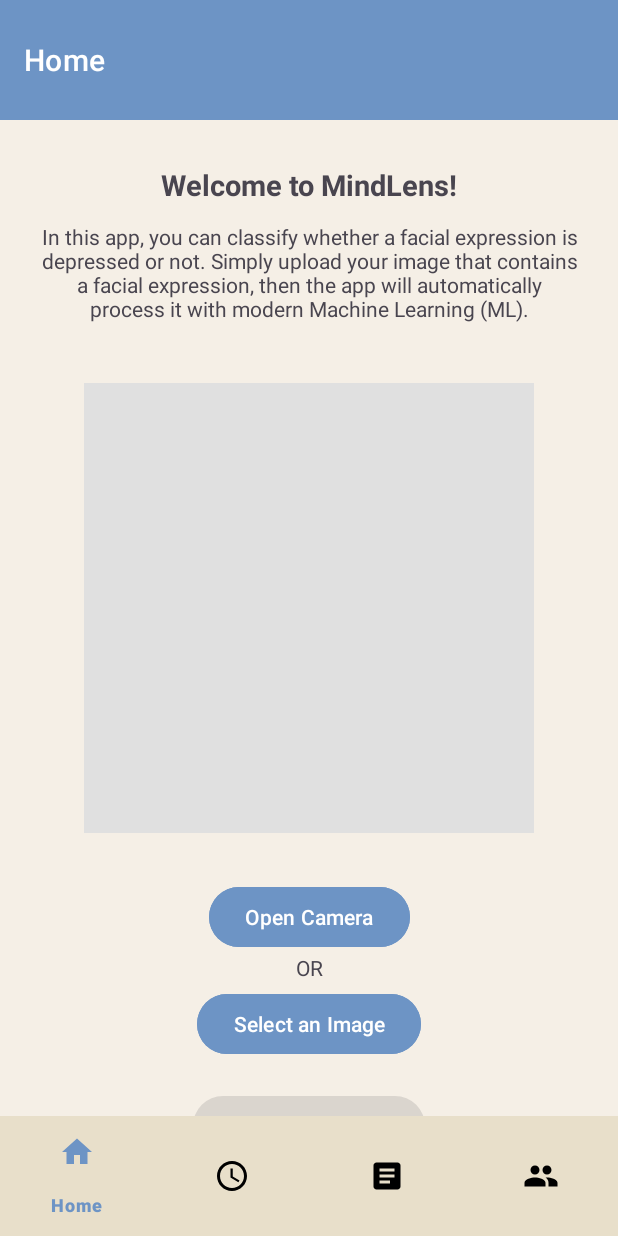
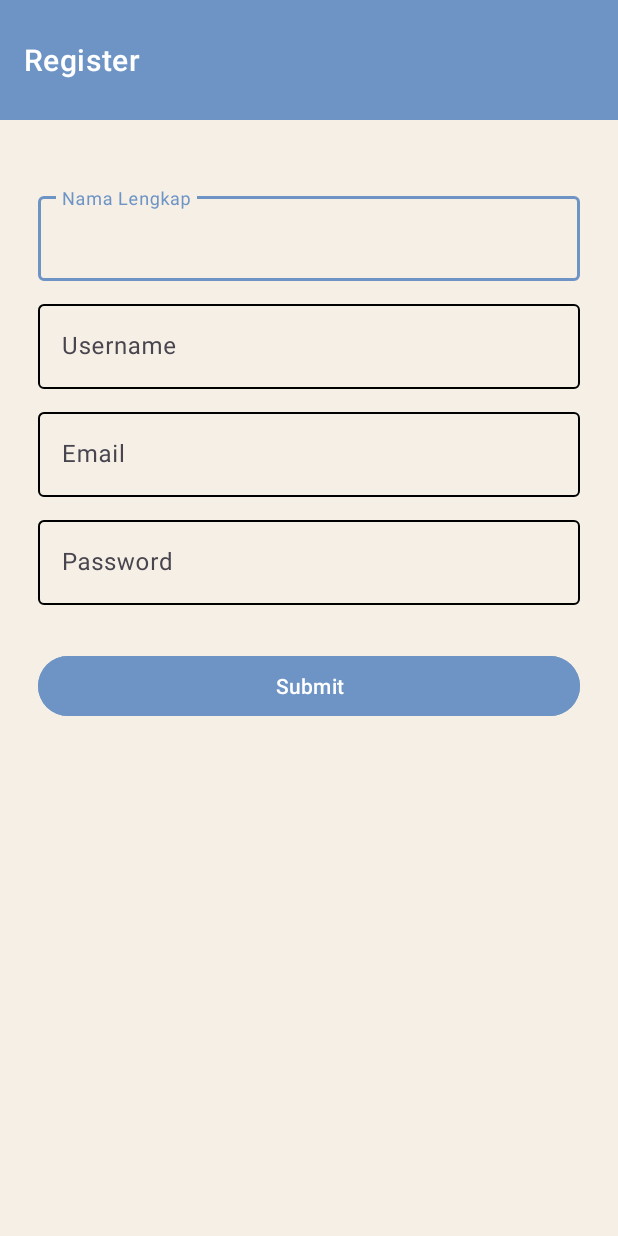
Before and after one commit to henrysalim/map-midterm-exam, an Android app: the screen it shows after launch (MainActivity), on a phone screen of 412 x 824 dp. Run offline under Robolectric (Android 15) with nearby library versions, the light colour scheme and no system bars; our stand-ins replace navigation-ui.

Commit message:
fix button color in article detail; added dummy login and register

```diff
--- a/app/src/main/java/com/example/midtermexam/MainActivity.kt
+++ b/app/src/main/java/com/example/midtermexam/MainActivity.kt
@@ -3,6 +3,7 @@
 import android.os.Bundle
 import android.view.View
 import androidx.appcompat.app.AppCompatActivity
+import androidx.navigation.NavController
 import androidx.navigation.fragment.NavHostFragment
 import androidx.navigation.ui.AppBarConfiguration
 import androidx.navigation.ui.setupActionBarWithNavController
@@ -11,23 +12,29 @@
 import com.google.android.material.appbar.MaterialToolbar
 
 class MainActivity : AppCompatActivity() {
+    // inisialisasi variabel untuk kemudian diinisasi saat create (onCreate())
+    private lateinit var navController: NavController
+    private lateinit var navHostFragment: NavHostFragment
+    private lateinit var bottomNavView: BottomNavigationView
+    private lateinit var toolbar: MaterialToolbar
+    private lateinit var appBarConfiguration: AppBarConfiguration
 
     override fun onCreate(savedInstanceState: Bundle?) {
         super.onCreate(savedInstanceState)
         setContentView(R.layout.activity_main)
 
         // 1. Inisialisasi semua komponen UI
-        val navHostFragment = supportFragmentManager.findFragmentById(R.id.nav_host_fragment) as NavHostFragment
-        val navController = navHostFragment.navController
-        val bottomNavView = findViewById<BottomNavigationView>(R.id.bottom_navigation)
-        val toolbar = findViewById<MaterialToolbar>(R.id.toolbar)
+        navHostFragment = supportFragmentManager.findFragmentById(R.id.nav_host_fragment) as NavHostFragment
+        navController = navHostFragment.navController
+        bottomNavView = findViewById(R.id.bottom_navigation)
+        toolbar = findViewById(R.id.toolbar)
 
         // 2. Jadikan Toolbar sebagai Action Bar utama aplikasi
         setSupportActionBar(toolbar)
 
         // 3. Konfigurasi halaman mana yang dianggap "level atas" (tidak punya tombol kembali)
         // Ganti ID ini sesuai dengan ID fragment di menu bawah Anda
-        val appBarConfiguration = AppBarConfiguration(
+        appBarConfiguration = AppBarConfiguration(
             setOf(R.id.homeFragment, R.id.articleFragment)
         )
 
@@ -35,16 +42,23 @@
         setupActionBarWithNavController(navController, appBarConfiguration)
         bottomNavView.setupWithNavController(navController)
 
+        // atur visibilitas support action bar dan bottom nav view
         navController.addOnDestinationChangedListener { _, destination, _ ->
-            when (destination.id) {
-                R.id.profileFragment -> {
-                    toolbar.visibility = View.GONE
-                }
-                else -> {
-                    toolbar.visibility = View.VISIBLE
-                }
+            // jika di halaman detail article, tampilkan tombol back pada support action bar
+            if (destination.id == R.id.articleDetailFragment) {
+                supportActionBar?.setDisplayHomeAsUpEnabled(true)
+
+            // selain di halaman detail article, jangan tampilkan tombol back
+            } else {
+                supportActionBar?.setDisplayHomeAsUpEnabled(false)
             }
+
+            // jika sedang di halaman login/register, jangan tampilkan bottom nav view
+            if (destination.id == R.id.loginFragment || destination.id == R.id.registerFragment) {
+                bottomNavView.visibility = View.GONE
+            } else bottomNavView.visibility = View.VISIBLE
         }
+
     }
 
     /**
@@ -52,8 +66,6 @@
      * Ini akan menangani aksi klik pada panah kembali.
      */
     override fun onSupportNavigateUp(): Boolean {
-        val navHostFragment = supportFragmentManager.findFragmentById(R.id.nav_host_fragment) as NavHostFragment
-        val navController = navHostFragment.navController
         return navController.navigateUp() || super.onSupportNavigateUp()
     }
 }
--- a/app/src/main/java/com/example/midtermexam/model/ArticleViewModel.kt
+++ b/app/src/main/java/com/example/midtermexam/model/ArticleViewModel.kt
@@ -22,7 +22,7 @@
     val errorMessage: LiveData<String?> = _errorMessage
 
     var currentPage = 1
-    var apiQuery = "\"kesehatan mental\" OR \"stres\" OR \"kecemasan\""
+    var apiQuery = "\"kesehatan mental\" OR \"psikologis\" OR \"kecemasan\" OR \"emosi\" OR \"depresi\""
 
     fun fetchArticles(page: Int, apiKey: String) {
         _isLoading.value = true
--- /dev/null
+++ b/app/src/main/java/com/example/midtermexam/ui/auth/RegisterFragment.kt
@@ -0,0 +1,87 @@
+package com.example.midtermexam.ui.auth
+
+import android.os.Bundle
+import android.util.Log
+import androidx.fragment.app.Fragment
+import android.view.LayoutInflater
+import android.view.View
+import android.view.ViewGroup
+import android.widget.Button
+import android.widget.TextView
+import android.widget.Toast
+import androidx.fragment.app.activityViewModels
+import androidx.navigation.fragment.findNavController
+import com.example.midtermexam.R
+import com.example.midtermexam.model.AuthViewModel
+import com.google.android.material.textfield.TextInputEditText
+
+class RegisterFragment : Fragment() {
+    // buat variabel untuk menampung elemen-elemen
+    private lateinit var fullName: TextInputEditText
+    private lateinit var username: TextInputEditText
+    private lateinit var email: TextInputEditText
+    private lateinit var password: TextInputEditText
+    private lateinit var registerBtn: Button
+
+    // buat variabel dari AuthViewModel
+    private val authViewModel: AuthViewModel by activityViewModels()
+
+    override fun onViewCreated(view: View, savedInstanceState: Bundle?) {
+        super.onViewCreated(view, savedInstanceState)
+
+        // cari elemen berdasarkan ID nya
+        registerBtn = view.findViewById(R.id.registerBtn)
+        fullName = view.findViewById(R.id.editTextFullName)
+        username = view.findViewById(R.id.editTextUsername)
+        email = view.findViewById(R.id.editTextEmail)
+        password = view.findViewById(R.id.editTextPassword)
+
+        // tambahkan on click listener ke button register
+        registerBtn.setOnClickListener { register() }
+    }
+
+    override fun onCreateView(
+        inflater: LayoutInflater, container: ViewGroup?,
+        savedInstanceState: Bundle?
+    ): View? {
+        // Inflate the layout for this fragment
+        return inflater.inflate(R.layout.fragment_register, container, false)
+    }
+
+    private fun register() {
+        // ambil nilai dari input
+        val fullName = fullName.text.toString()
+        val username = username.text.toString()
+        val email = email.text.toString()
+        val password = password.text.toString()
+
+        // jika semua input tidak null
+        if (fullName.isNotBlank() && username.isNotBlank() && email.isNotBlank() && password.isNotBlank()) {
+            if(password.length < 8) Toast.makeText(requireContext(), "Password min. 8 karakter", Toast.LENGTH_SHORT).show()
+            else {
+                try {
+                    // isi data pada AuthViewModel dengan data tsb
+                    authViewModel.setFullName(fullName)
+                    authViewModel.setUsername(username)
+                    authViewModel.setEmail(email)
+                    authViewModel.setPassword(password)
+                    authViewModel.setSuccessMessage("Registrasi berhasil!")
+
+                    // navigate ke halaman login
+                    findNavController().navigate(R.id.action_RegisterFragment_to_LoginFragment)
+
+                    // jika ada error...
+                } catch (e: Exception) {
+                    // tampilkan error nya via Toast
+                    Toast.makeText(requireContext(), "An error has ocurred: ${e.message}", Toast.LENGTH_SHORT).show()
+                    Log.d("ERR_REGISTER", e.message.toString())
+                }
+            }
+
+            // jika ada input yang masih kosong...
+        } else {
+            // tampilkan pesan
+            Toast.makeText(requireContext(), "Semua input harus diisi", Toast.LENGTH_SHORT).show()
+        }
+    }
+}
--- /dev/null
+++ b/app/src/main/res/color/text_input_box_stroke_color.xml
@@ -0,0 +1,5 @@
+<?xml version="1.0" encoding="utf-8"?>
+<selector xmlns:android="http://schemas.android.com/apk/res/android">
+    <item android:color="@color/darkblue" android:state_focused="true"/>
+    <item android:color="@color/black"/>
+</selector>
--- a/app/src/main/res/layout/fragment_article_detail.xml
+++ b/app/src/main/res/layout/fragment_article_detail.xml
@@ -58,6 +58,7 @@
                 android:layout_marginTop="16dp"
                 android:layout_marginStart="16dp"
                 android:layout_marginEnd="16dp"
+                android:backgroundTint="@color/darkblue"
                 android:text="Baca Selengkapnya di Sumber Asli"
                 app:layout_constraintTop_toBottomOf="@id/textViewDescriptionDetail"
                 app:layout_constraintStart_toStartOf="parent"
@@ -94,6 +95,8 @@
                 android:layout_marginTop="16dp"
                 android:layout_marginStart="16dp"
                 android:layout_marginEnd="8dp"
+                app:boxStrokeColor="@color/text_input_box_stroke_color"
+                app:hintTextColor="@color/darkblue"
                 android:hint="Tulis komentar Anda..."
                 app:layout_constraintTop_toBottomOf="@id/recyclerViewComments"
                 app:layout_constraintStart_toStartOf="parent"
@@ -110,6 +113,7 @@
                 android:layout_width="wrap_content"
                 android:layout_height="wrap_content"
                 android:layout_marginEnd="16dp"
+                android:backgroundTint="@color/darkblue"
                 android:text="Kirim"
                 app:layout_constraintTop_toTopOf="@id/textFieldComment"
                 app:layout_constraintBottom_toBottomOf="@id/textFieldComment"
--- /dev/null
+++ b/app/src/main/res/layout/fragment_register.xml
@@ -0,0 +1,93 @@
+<?xml version="1.0" encoding="utf-8"?>
+<androidx.constraintlayout.widget.ConstraintLayout
+        xmlns:android="http://schemas.android.com/apk/res/android"
+        xmlns:tools="http://schemas.android.com/tools"
+        xmlns:app="http://schemas.android.com/apk/res-auto"
+        android:layout_width="match_parent"
+        android:layout_height="match_parent"
+        android:layout_marginTop="30dp"
+        android:layout_marginHorizontal="25sp"
+        tools:context=".ui.auth.RegisterFragment">
+
+    <com.google.android.material.textfield.TextInputLayout
+            android:id="@+id/textFieldFullName"
+            android:layout_width="0dp"
+            android:layout_marginTop="15dp"
+            android:layout_height="wrap_content"
+            app:boxStrokeColor="@color/text_input_box_stroke_color"
+            app:hintTextColor="@color/darkblue"
+            android:hint="@string/name"
+            app:layout_constraintTop_toTopOf="parent"
+            app:layout_constraintLeft_toLeftOf="parent"
+            app:layout_constraintRight_toRightOf="parent">
+
+        <com.google.android.material.textfield.TextInputEditText
+                android:id="@+id/editTextFullName"
+                android:layout_marginBottom="10dp"
+                android:layout_width="match_parent"
+                android:layout_height="wrap_content"/>
+    </com.google.android.material.textfield.TextInputLayout>
+
+    <com.google.android.material.textfield.TextInputLayout
+            android:id="@+id/textFieldUsername"
+            android:layout_width="0dp"
+            android:layout_height="wrap_content"
+            app:boxStrokeColor="@color/text_input_box_stroke_color"
+            app:hintTextColor="@color/darkblue"
+            android:hint="@string/username"
+            app:layout_constraintTop_toBottomOf="@+id/textFieldFullName"
+            app:layout_constraintLeft_toLeftOf="parent"
+            app:layout_constraintRight_toRightOf="parent">
+
+        <com.google.android.material.textfield.TextInputEditText
+                android:id="@+id/editTextUsername"
+                android:layout_marginBottom="10dp"
+                android:layout_width="match_parent"
+                android:layout_height="wrap_content"/>
+    </com.google.android.material.textfield.TextInputLayout>
+
+    <com.google.android.material.textfield.TextInputLayout
+            android:id="@+id/textFieldEmail"
+            android:layout_width="0dp"
+            android:layout_height="wrap_content"
+            app:boxStrokeColor="@color/text_input_box_stroke_color"
+            app:hintTextColor="@color/darkblue"
+            android:hint="@string/email"
+            app:layout_constraintTop_toBottomOf="@+id/textFieldUsername"
+            app:layout_constraintLeft_toLeftOf="parent"
+            app:layout_constraintRight_toRightOf="parent">
+
+        <com.google.android.material.textfield.TextInputEditText
+                android:id="@+id/editTextEmail"
+                android:layout_marginBottom="10dp"
+                android:layout_width="match_parent"
+                android:layout_height="wrap_content"/>
+    </com.google.android.material.textfield.TextInputLayout>
+
+    <com.google.android.material.textfield.TextInputLayout
+            android:id="@+id/textFieldPassword"
+            android:layout_width="0dp"
+            android:layout_height="wrap_content"
+            app:boxStrokeColor="@color/text_input_box_stroke_color"
+            app:hintTextColor="@color/darkblue"
+            android:hint="@string/password"
+            app:layout_constraintTop_toBottomOf="@+id/textFieldEmail"
+            app:layout_constraintLeft_toLeftOf="parent"
+            app:layout_constraintRight_toRightOf="parent">
+
+        <com.google.android.material.textfield.TextInputEditText
+                android:id="@+id/editTextPassword"
+                android:layout_width="match_parent"
+                android:inputType="textPassword"
+                android:layout_height="wrap_content"/>
+    </com.google.android.material.textfield.TextInputLayout>
+
+    <Button
+            android:id="@+id/registerBtn"
+            android:text="@string/btnSubmit"
+            app:layout_constraintTop_toBottomOf="@id/textFieldPassword"
+            android:layout_marginTop="30dp"
+            android:backgroundTint="@color/darkblue"
+            android:layout_width="match_parent"
+            android:layout_height="wrap_content"/>
+</androidx.constraintlayout.widget.ConstraintLayout>
--- a/app/src/main/res/navigation/nav_graph.xml
+++ b/app/src/main/res/navigation/nav_graph.xml
@@ -3,7 +3,32 @@
             xmlns:app="http://schemas.android.com/apk/res-auto"
             xmlns:tools="http://schemas.android.com/tools"
             android:id="@+id/nav_graph"
-            app:startDestination="@id/homeFragment">
+            app:startDestination="@id/registerFragment">
+
+    <!--  Fragment to display RegisterFragment  -->
+    <fragment
+            android:id="@+id/registerFragment"
+            android:name="com.example.midtermexam.ui.auth.RegisterFragment"
+            android:label="Register"
+            tools:layout="@layout/fragment_register">
+        <action
+            android:id="@+id/action_RegisterFragment_to_LoginFragment"
+            app:destination="@+id/loginFragment" />
+    </fragment>
+
+    <!--  Fragment to display LoginFragment  -->
+    <fragment
+            android:id="@+id/loginFragment"
+            android:name="com.example.midtermexam.ui.auth.LoginFragment"
+            android:label="Login"
+            tools:layout="@layout/fragment_login">
+        <action
+                android:id="@+id/action_LoginFragment_to_HomeFragment"
+                app:destination="@+id/homeFragment" />
+        <argument
+                android:name="successMessage"
+                app:argType="string" />
+    </fragment>
 
     <!--  Fragment to display HomeFragment  -->
     <fragment
--- a/app/src/main/res/values/strings.xml
+++ b/app/src/main/res/values/strings.xml
@@ -16,4 +16,13 @@
     <string name="hello_blank_fragment">Hello Blank Fragment</string>
     <string name="accuracy_format">Akurasi: %.1f%%</string>
     <string name="pin_history_item">Pin or unpin history item</string>
+    <string name="registerTitle">Register</string>
+    <string name="loginTitle">Login</string>
+    <string name="name">Nama Lengkap</string>
+    <string name="username">Username</string>
+    <string name="email">Email</string>
+    <string name="password">Password</string>
+    <string name="btnSubmit">Submit</string>
+    <string name="dontHaveAccText">Don\'t have an account?</string>
+    <string name="alreadyHaveAccText">Already have an account?</string>
 </resources>
--- a/app/src/main/res/values/themes.xml
+++ b/app/src/main/res/values/themes.xml
@@ -1,8 +1,6 @@
 <resources xmlns:tools="http://schemas.android.com/tools">
     <!-- Base application theme. -->
     <style name="Base.Theme.MidTermExam" parent="Theme.Material3.DayNight.NoActionBar">
-        <!-- Customize your light theme here. -->
-        <!-- <item name="colorPrimary">@color/my_light_primary</item> -->
     </style>
 
     <style name="MyBottomNavigationViewStyle" parent="Widget.Material3.BottomNavigationView">
```
Also changed, not shown: app/src/main/java/com/example/midtermexam/model/AuthViewModel.kt (added, +42 -0 lines), app/src/main/java/com/example/midtermexam/ui/HomeFragment.kt (+12 -1 lines), app/src/main/java/com/example/midtermexam/ui/auth/LoginFragment.kt (added, +69 -0 lines), app/src/main/res/layout/fragment_login.xml (added, +58 -0 lines), app/src/main/java/com/example/midtermexam/ui/TermsConditionsFragment.kt (renamed from app/src/main/java/com/example/midtermexam/ui/TncFragment.kt).
